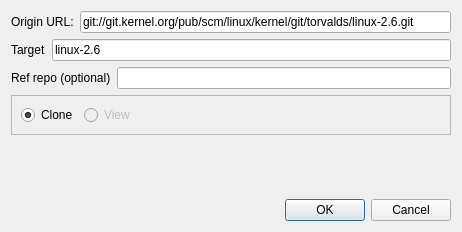
This is ui/newproject.ui in bainonline/teamgit as Qt 5 draws it before an edit. The edited form follows.
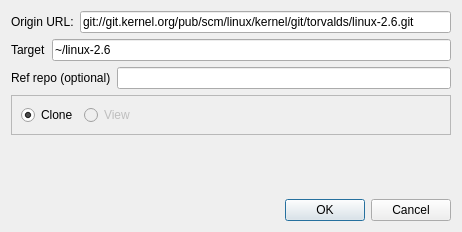
This is the edited form.

Commit message: Make default new project directory ~/linux-2.6

Patch:
```diff
--- a/ui/newproject.ui
+++ b/ui/newproject.ui
@@ -43,7 +43,7 @@
      <item>
       <widget class="QLineEdit" name="target" >
        <property name="text" >
-        <string>linux-2.6</string>
+        <string>~/linux-2.6</string>
        </property>
       </widget>
      </item>
```
